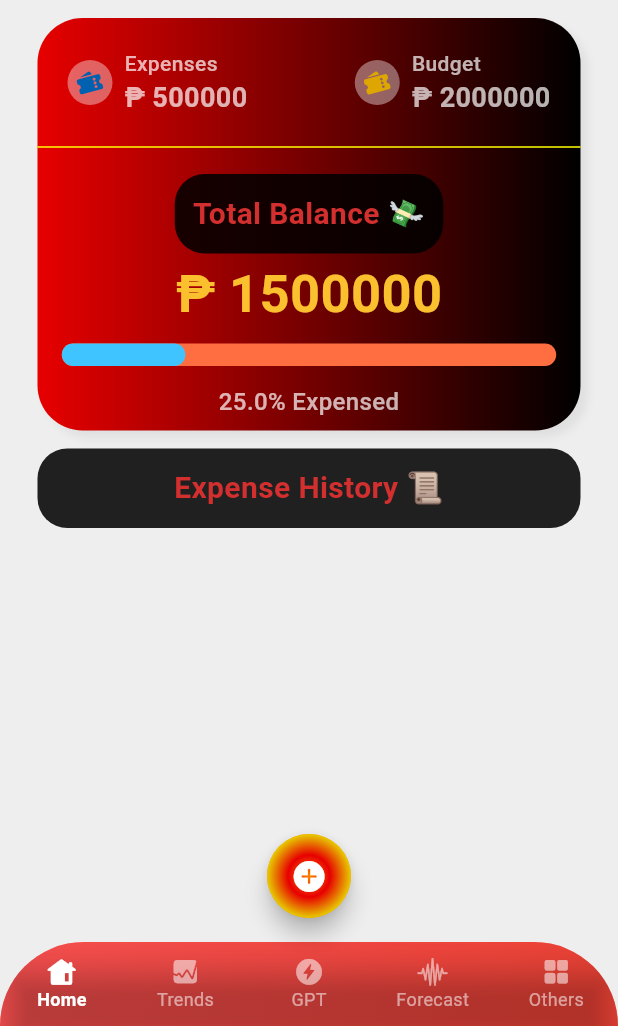
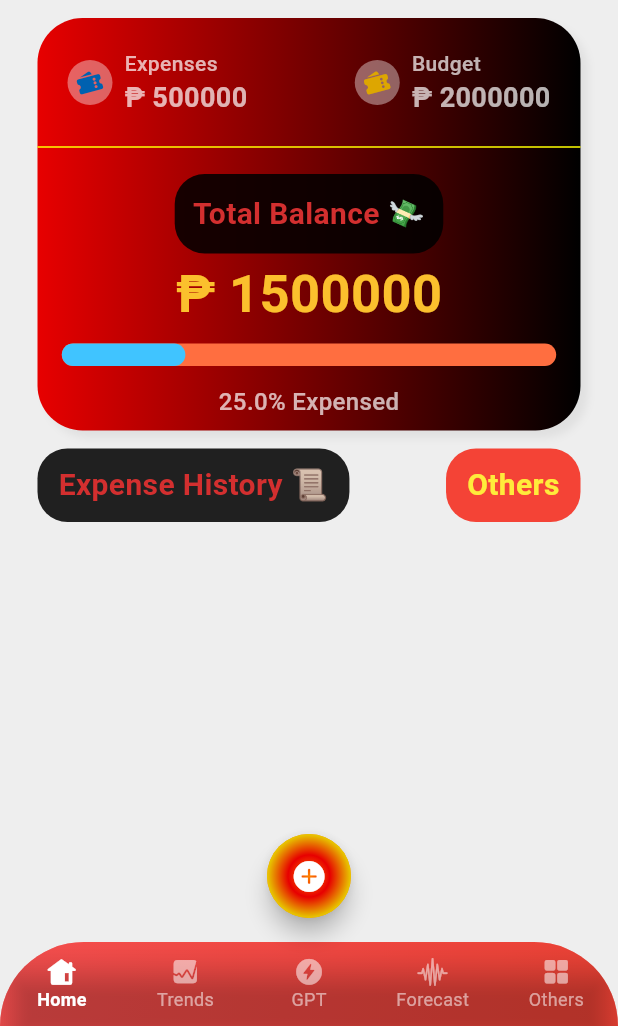
Before and after one commit to donyelqt/pera-pinoy, a Flutter app: the screen it shows after launch, on a phone screen of 412 x 824 dp, the part 210-1236 px from its top. Run offline on Flutter 3.47's test engine with Material 3 defaults, Android fonts, the phone set to English and light mode, and no system bars.

Commit message:
"Refactored MainScreen widget: updated Total Balance text color, and rearranged Expense History and Others containers with new styles and layout."

```diff
--- a/lib/screens/home/views/main_screen.dart
+++ b/lib/screens/home/views/main_screen.dart
@@ -213,7 +213,8 @@ class MainScreen extends StatelessWidget {
                       "Total Balance 💸",
                       style: TextStyle(
                           fontSize: 20,
-                          color: Colors.red[700], // Color.fromARGB(255, 216, 195, 0),
+                          color: Colors
+                              .red[700], // Color.fromARGB(255, 216, 195, 0),
                           fontWeight: FontWeight.bold),
                     ),
                   ),
@@ -263,17 +264,17 @@ class MainScreen extends StatelessWidget {
             const SizedBox(
               height: 12,
             ),
-            Container(
-              padding: EdgeInsets.all(12.0), // Adjust the padding as needed (16 default)
-              decoration: BoxDecoration(
-                color: Colors.black87, // Set the background color
-                borderRadius: BorderRadius.circular(
-                    20), // Optional: adds rounded corners
-              ),
-              child: Row(
-                mainAxisAlignment: MainAxisAlignment.center,
-                children: [
-                  Text(
+            Row(
+              mainAxisAlignment: MainAxisAlignment.spaceBetween,
+              children: [
+                Container(
+                  padding:
+                      EdgeInsets.symmetric(horizontal: 14.0, vertical: 10.0),
+                  decoration: BoxDecoration(
+                    color: Colors.black87,
+                    borderRadius: BorderRadius.circular(20),
+                  ),
+                  child: Text(
                     "Expense History 📜",
                     textAlign: TextAlign.center,
                     style: TextStyle(
@@ -282,8 +283,25 @@ class MainScreen extends StatelessWidget {
                       fontWeight: FontWeight.bold,
                     ),
                   ),
-                ],
-              ),
+                ),
+                Container(
+                  padding:
+                      EdgeInsets.symmetric(horizontal: 14.0, vertical: 10.0),
+                  decoration: BoxDecoration(
+                    color: Colors.red,
+                    borderRadius: BorderRadius.circular(20),
+                  ),
+                  child: Text(
+                    "Others",
+                    textAlign: TextAlign.center,
+                    style: TextStyle(
+                      fontSize: 20,
+                      color: Colors.yellow,
+                      fontWeight: FontWeight.bold,
+                    ),
+                  ),
+                ),
+              ],
             )
           ],
         ),
```
